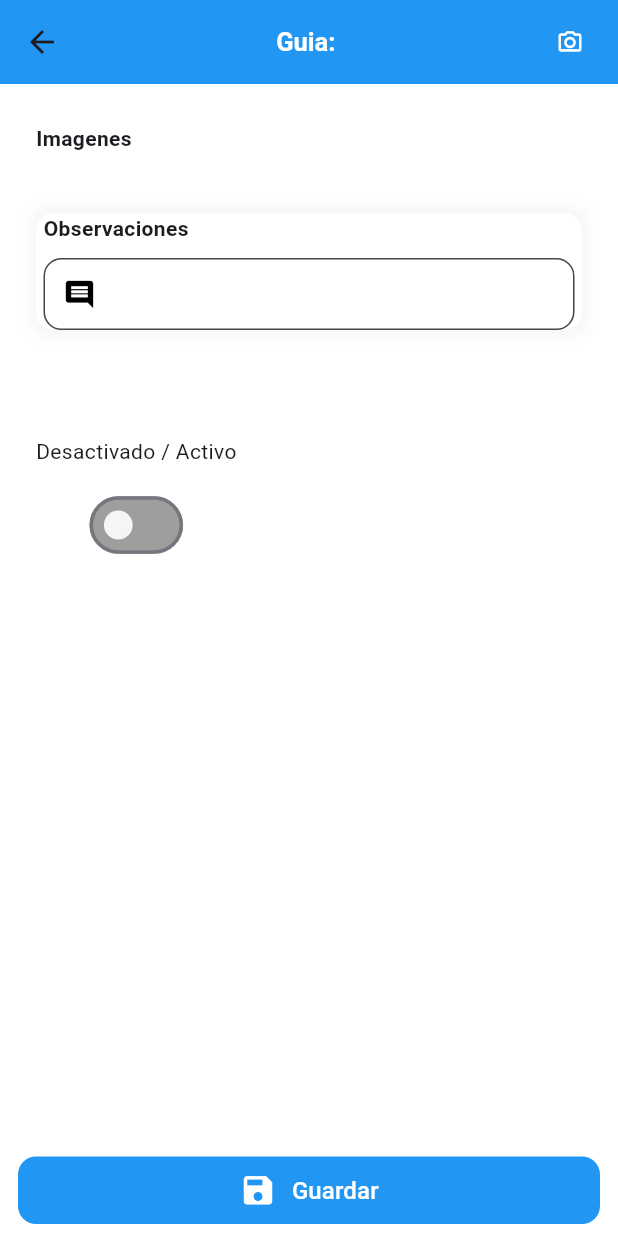
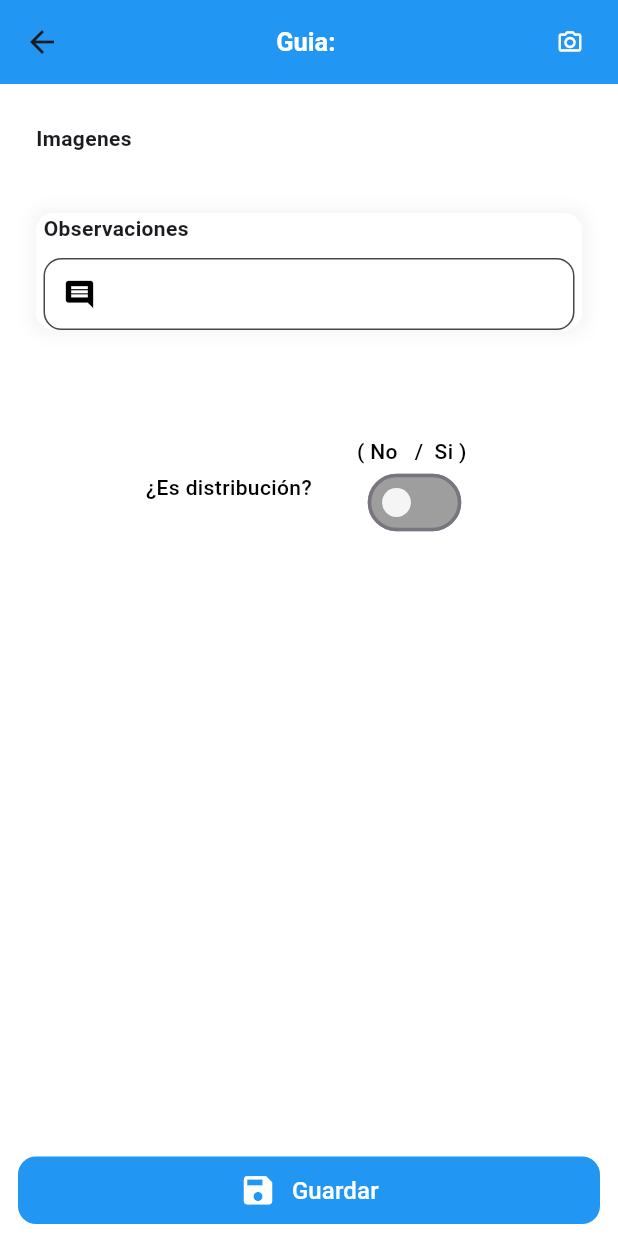
Before and after one commit to peruOffset2024/notificaciones, a Flutter app: the RegistroDatos screen opened directly with empty values, on a phone screen of 412 x 824 dp. Run offline on Flutter 3.47's test engine with Material 3 defaults, Android fonts, the phone set to English and light mode, and no system bars; our stand-ins replace connectivity_plus, firebase_core, firebase_messaging, flutter_keyboard_visibility, image_picker, location and 1 more; accounts and stored records are empty; network calls fail.

Commit message:
corregir errores

```diff
--- a/lib/main.dart
+++ b/lib/main.dart
@@ -14,7 +14,7 @@ import 'package:push_notificaciones/providers/guia_x_cliente_provider.dart';
 import 'package:push_notificaciones/providers/guias_serv_mult_provider.dart';
 import 'package:push_notificaciones/providers/image_provider.dart';
 import 'package:push_notificaciones/providers/ingreso_salida_provider.dart';
-import 'package:push_notificaciones/providers/lista_guias_provider.dart';
+import 'package:push_notificaciones/providers/guias_ventas_mult_provider.dart';
 import 'package:push_notificaciones/providers/location_provider.dart';
 import 'package:push_notificaciones/providers/modal_switch_provider.dart';
 import 'package:push_notificaciones/providers/multiples_guias_provider.dart';
--- a/lib/providers/guias_serv_mult_provider.dart
+++ b/lib/providers/guias_serv_mult_provider.dart
@@ -76,6 +76,7 @@ class GuiasServiciosMultiplesProvider with ChangeNotifier {
         .removeWhere((item) => eliminarGuias.contains(item.guia));
     _filtroGuiaMultiples
         .removeWhere((item) => eliminarGuias.contains(item.guia));
+        print('guias eliminadas: $eliminarGuias');
     notifyListeners();
   }
 }
--- a/lib/views/screens/guias_ventas_multiples.dart
+++ b/lib/views/screens/guias_ventas_multiples.dart
@@ -4,8 +4,7 @@ import 'package:provider/provider.dart';
 import 'package:push_notificaciones/providers/auth_provider.dart';
 import 'package:push_notificaciones/providers/conexion_internet_provider.dart';
 import 'package:push_notificaciones/providers/env_lista_guias_provider.dart';
-import 'package:push_notificaciones/providers/guias_serv_mult_provider.dart';
-import 'package:push_notificaciones/providers/lista_guias_provider.dart';
+import 'package:push_notificaciones/providers/guias_ventas_mult_provider.dart';
 import 'package:push_notificaciones/providers/location_provider.dart';
 import 'package:push_notificaciones/providers/modal_switch_provider.dart';
 import 'package:push_notificaciones/providers/multiples_guias_provider.dart';
@@ -453,7 +452,7 @@ class _GuiasVentasSeleccionadasState extends State<GuiasVentasSeleccionadas> {
 
 
                         context
-                            .read<GuiasServiciosMultiplesProvider>()
+                            .read<ListaGuiaProvider>()
                             .eliminarVariasGuias(guias);
 
                         showDialog(
--- a/lib/views/screens/lista_guias.dart
+++ b/lib/views/screens/lista_guias.dart
@@ -2,7 +2,7 @@ import 'package:flutter/material.dart';
 import 'package:provider/provider.dart';
 import 'package:push_notificaciones/providers/auth_provider.dart';
 import 'package:push_notificaciones/providers/conexion_internet_provider.dart';
-import 'package:push_notificaciones/providers/lista_guias_provider.dart';
+import 'package:push_notificaciones/providers/guias_ventas_mult_provider.dart';
 import 'package:push_notificaciones/services/scroll_behavior.dart';
 import 'package:push_notificaciones/views/screens/registro_salida.dart';
 import 'package:push_notificaciones/views/screens/skltn_guia_emitidas.dart';
--- a/lib/views/screens/registro_datos.dart
+++ b/lib/views/screens/registro_datos.dart
@@ -185,13 +185,28 @@ class _RegistroDatosState extends State<RegistroDatos> {
   Widget _toogleButton() {
     return widget.inicio == '1' || widget.fin == '3'
         ? const Text('')
-        : Column(
+        : Row(
+          mainAxisAlignment: MainAxisAlignment.center,
             children: [
-              const Text('Desactivado / Activo'),
+              const Text(
+                          '¿Es distribución?',
+                          style: TextStyle(
+                            fontSize: 14,
+                            fontWeight: FontWeight.w500,
+                            color: Colors.black,
+                          ),
+                        ),
               const SizedBox(
-                height: 15,
+                width: 30,
               ),
-              Transform.scale(
+              Column(children: [
+                const Text('( No   /  Si ) ',
+                          style: TextStyle(
+                            fontSize: 14,
+                            fontWeight: FontWeight.w500,
+                            color: Colors.black,
+                          ),),
+                Transform.scale(
                 scale: 1.2, // Escala el Switch
                 child: Switch(
                   value: isSwitched,
@@ -209,6 +224,8 @@ class _RegistroDatosState extends State<RegistroDatos> {
                   inactiveTrackColor: Colors.grey,
                 ),
               ),
+              ],),
+
             ],
           );
   }
@@ -364,7 +381,7 @@ class _RegistroDatosState extends State<RegistroDatos> {
               imagenes: imagen,
               comentario: _observacionController.text,
               condicion: _selectedTipeDelivery,
-              distribucion: widget.distribucion, viaje: widget.viaje);
+              distribucion: condicion, viaje: widget.viaje);
 
 
           showDialog(
--- a/lib/views/screens/registro_salida.dart
+++ b/lib/views/screens/registro_salida.dart
@@ -6,7 +6,7 @@ import 'package:push_notificaciones/models/modelo_pedido_evento.dart';
 import 'package:push_notificaciones/providers/auth_provider.dart';
 import 'package:push_notificaciones/providers/conexion_internet_provider.dart';
 import 'package:push_notificaciones/providers/guia_x_cliente_provider.dart';
-import 'package:push_notificaciones/providers/lista_guias_provider.dart';
+import 'package:push_notificaciones/providers/guias_ventas_mult_provider.dart';
 import 'package:push_notificaciones/providers/location_provider.dart';
 import 'package:push_notificaciones/providers/pedido_provider.dart';
 import 'package:push_notificaciones/providers/envios_al_servidor.dart';
```
Also changed, not shown: lib/providers/guias_ventas_mult_provider.dart (line endings or trailing spaces), lib/views/screens/confirmacion_asistencia.dart (line endings or trailing spaces), lib/views/screens/seguimiento_pedido.dart (line endings or trailing spaces).
